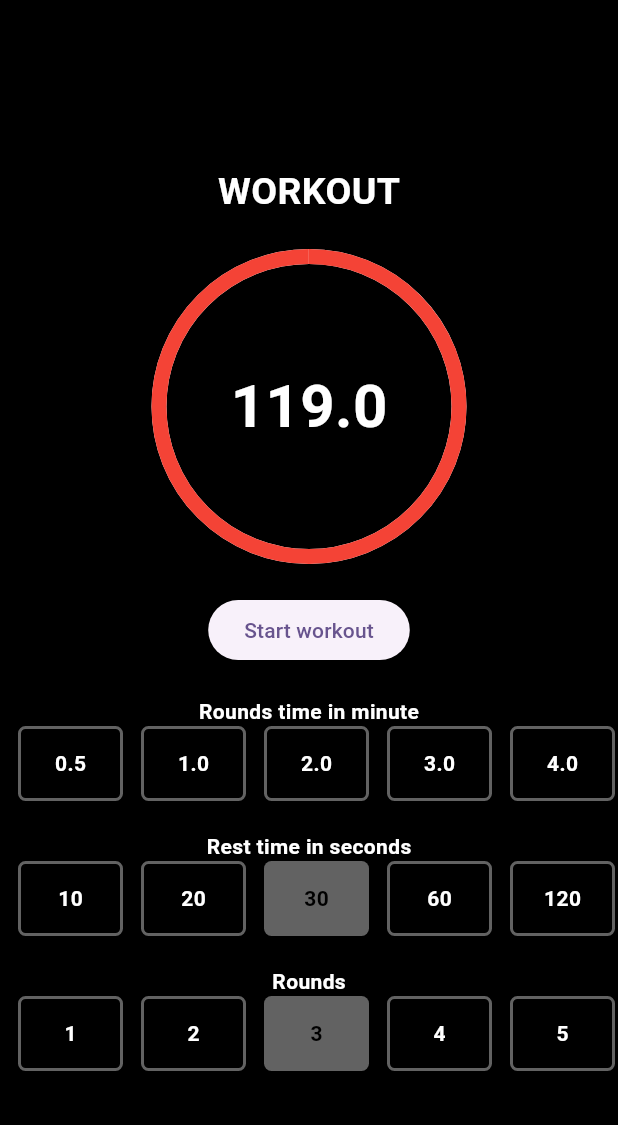
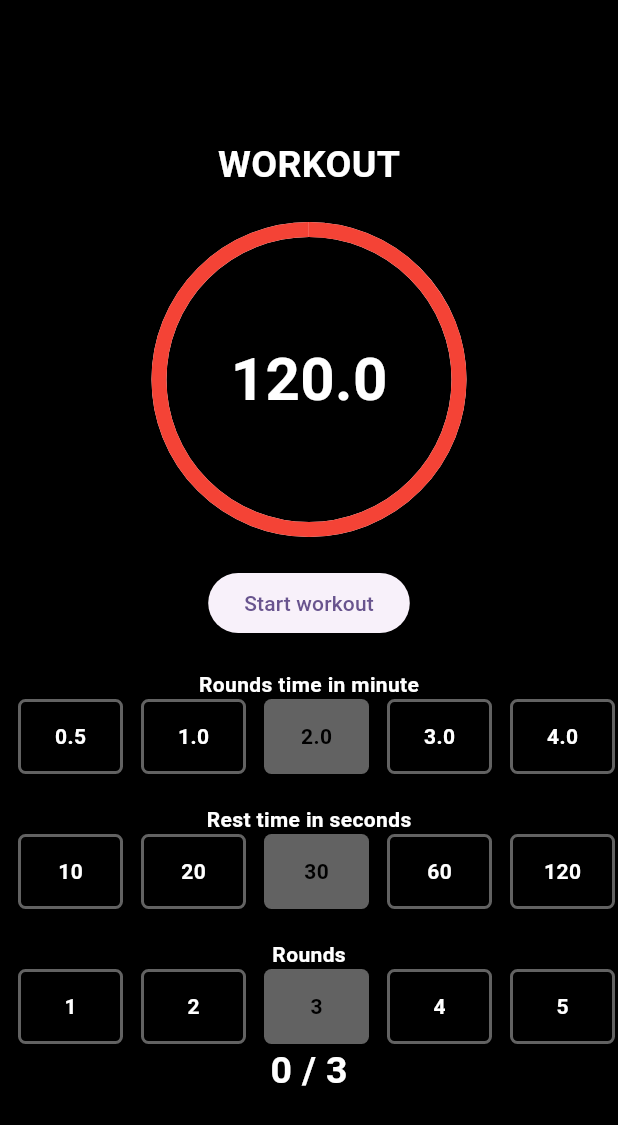
Before and after one commit to MikhailGlukhov/my_repo, a Flutter app: the screen it shows after launch, after a tap on "Start workout", after a tap on "Pause", after a tap on "Cancel", on a phone screen of 412 x 824 dp. Shown: the top 1125 px of the screen. Run offline on Flutter 3.47's test engine with Material 3 defaults, Android fonts, the phone set to English and light mode, and no system bars; our stand-ins replace cloud_firestore, dio, firebase_auth, firebase_core, flutter_secure_storage, flutter_slidable and 3 more; accounts and stored records are empty.

Commit message:
Add using rounds

```diff
--- a/workout_timer/lib/home_page.dart
+++ b/workout_timer/lib/home_page.dart
@@ -1,5 +1,3 @@
-
-
 import 'package:flutter/material.dart';
 import 'package:provider/provider.dart';
 import 'package:workout_timer/servise/time_servise.dart';
@@ -14,22 +12,27 @@ class MyHomePage extends StatelessWidget {
 
   @override
   Widget build(BuildContext context) {
-  final provider =  Provider.of<TimeServise>(context);
+    final provider = Provider.of<TimeServise>(context);
 
-    return  Scaffold(
+    return Scaffold(
       body: Center(
           child: SingleChildScrollView(
         scrollDirection: Axis.vertical,
         child: Column(
           mainAxisAlignment: MainAxisAlignment.center,
-          children: [Text(provider.currentState,
-           style: const TextStyle(fontSize: 25),),
-          const SizedBox(height: 25,),
+          children: [
+            Text(
+              provider.currentState,
+              style: const TextStyle(fontSize: 25),
+            ),
+            const SizedBox(
+              height: 25,
+            ),
             const TimerWidget(),
             const SizedBox(
               height: 25,
-            ), const Buttons(),
-
+            ),
+            const Buttons(),
             const SizedBox(
               height: 20,
             ),
@@ -44,7 +47,11 @@ class MyHomePage extends StatelessWidget {
               height: 20,
             ),
             const Text('Rounds'),
-            const Rounds()
+            const Rounds(),
+            Text(
+              '${provider.currentRound} / ${provider.selectedRounds}',
+              style: const TextStyle(fontSize: 25),
+            )
           ],
         ),
       )),
--- a/workout_timer/lib/servise/time_servise.dart
+++ b/workout_timer/lib/servise/time_servise.dart
@@ -26,7 +26,7 @@ class TimeServise extends ChangeNotifier {
 
   void selectRound(int rounds) {
     selectedRounds = rounds;
-    currentRound = rounds;
+
     notifyListeners();
   }
 
@@ -60,6 +60,15 @@ class TimeServise extends ChangeNotifier {
     notifyListeners();
   }
 
+  void reset(){
+    timer?.cancel();
+    currentState = 'WORKOUT';
+    currentDurationRound = selectedTimeRound;
+    currentRound = 0;
+    notifyListeners();
+
+  }
+
   void moveToNextRound(){
     if(currentState == 'WORKOUT'){
       currentState = 'REST';
@@ -70,14 +79,18 @@ class TimeServise extends ChangeNotifier {
       currentState = 'WORKOUT';
       currentDurationRound = selectedTimeRound;
      // selectedTimeRound =selectedTimeRest;
-    } else if (currentState == 'WORKOUT' && currentRound == 2){
+    } /*else if (currentState == 'WORKOUT' && currentRound == selectedRounds){
       currentState = 'FINISH';
       currentDurationRound = currentDurationRound;
       currentRound++;
+
     } else if(currentState == 'FINISH'){
       currentState = 'WORKOUT';
       currentDurationRound = currentDurationRound;
       currentRound = 0;
+    }*/ else if(currentState == 'FINISH'){
+      timer?.cancel();
+
     }
     notifyListeners();
   }
--- a/workout_timer/lib/widgets/buttons.dart
+++ b/workout_timer/lib/widgets/buttons.dart
@@ -27,7 +27,7 @@ class Buttons extends StatelessWidget {
                               : const Text('Resume')),
                       ElevatedButton(
                           onPressed: () {
-                            provider.stopTimer();
+                            provider.reset();
                           },
                           child: const Text('Cancel')),
                     ],
--- a/workout_timer/lib/widgets/timer.dart
+++ b/workout_timer/lib/widgets/timer.dart
@@ -13,7 +13,8 @@ class TimerWidget extends StatelessWidget {
   @override
   Widget build(BuildContext context) {
     final provider =  Provider.of<TimeServise>(context);
-    return SizedBox(
+    final isFinish = provider.currentRound == provider.selectedRounds && provider.currentDurationRound == 0;
+    return !isFinish ? SizedBox(
       height: 200,
       width: 200,
       child: Stack(
@@ -33,6 +34,6 @@ class TimerWidget extends StatelessWidget {
           ),
         ],
       ),
-    );
+    ) :  Text(provider.currentState = 'FINISH');
   }
 }
```
